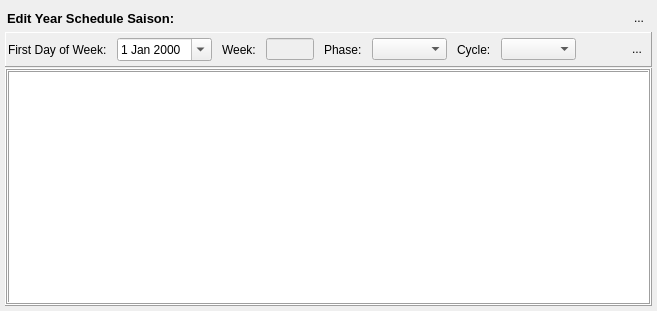
The window that dialog_addweek.ui (Tria-Andy/WorkoutEditor) describes before a commit, drawn with Qt 5.
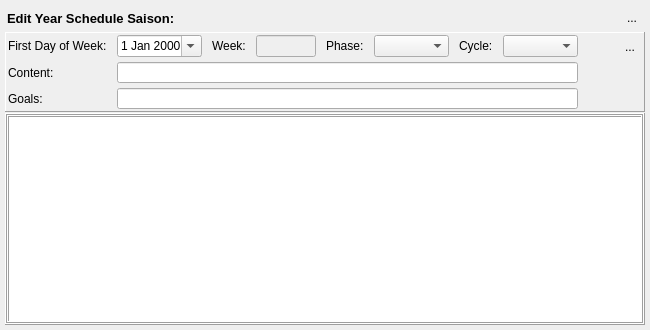
The same window after the commit. Icons and pictures are not drawn.

Commit message: Add WeekContent and Goals

Diff of the .ui file:
```diff
--- a/dialog_addweek.ui
+++ b/dialog_addweek.ui
@@ -6,8 +6,8 @@
    <rect>
     <x>0</x>
     <y>0</y>
-    <width>657</width>
-    <height>311</height>
+    <width>650</width>
+    <height>330</height>
    </rect>
   </property>
   <property name="sizePolicy">
@@ -157,7 +157,7 @@
      <property name="maximumSize">
       <size>
        <width>16777215</width>
-       <height>40</height>
+       <height>80</height>
       </size>
      </property>
      <property name="frameShape">
@@ -166,34 +166,33 @@
      <property name="frameShadow">
       <enum>QFrame::Raised</enum>
      </property>
-     <layout class="QHBoxLayout" name="horizontalLayout_2">
-      <property name="spacing">
+     <layout class="QGridLayout" name="gridLayout">
+      <property name="leftMargin">
+       <number>2</number>
+      </property>
+      <property name="topMargin">
+       <number>2</number>
+      </property>
+      <property name="rightMargin">
+       <number>2</number>
+      </property>
+      <property name="bottomMargin">
+       <number>2</number>
+      </property>
+      <property name="horizontalSpacing">
        <number>10</number>
       </property>
-      <property name="leftMargin">
-       <number>2</number>
+      <property name="verticalSpacing">
+       <number>5</number>
       </property>
-      <property name="topMargin">
-       <number>2</number>
-      </property>
-      <property name="rightMargin">
-       <number>2</number>
-      </property>
-      <property name="bottomMargin">
-       <number>2</number>
-      </property>
-      <item>
-       <widget class="QLabel" name="label_10">
-        <property name="text">
-         <string>First Day of Week:</string>
-        </property>
-        <property name="buddy">
-         <cstring>dateEdit_selectDate</cstring>
-        </property>
-       </widget>
-      </item>
-      <item>
+      <item row="0" column="1">
        <widget class="QDateEdit" name="dateEdit_selectDate">
+        <property name="minimumSize">
+         <size>
+          <width>80</width>
+          <height>0</height>
+         </size>
+        </property>
         <property name="autoFillBackground">
          <bool>false</bool>
         </property>
@@ -202,7 +201,17 @@
         </property>
        </widget>
       </item>
-      <item>
+      <item row="0" column="0">
+       <widget class="QLabel" name="label_10">
+        <property name="text">
+         <string>First Day of Week:</string>
+        </property>
+        <property name="buddy">
+         <cstring>dateEdit_selectDate</cstring>
+        </property>
+       </widget>
+      </item>
+      <item row="0" column="2">
        <widget class="QLabel" name="label_13">
         <property name="text">
          <string>Week:</string>
@@ -212,30 +221,62 @@
         </property>
        </widget>
       </item>
-      <item>
-       <widget class="QLineEdit" name="lineEdit_week">
-        <property name="enabled">
-         <bool>false</bool>
+      <item row="0" column="9">
+       <widget class="QToolButton" name="toolButton_update">
+        <property name="minimumSize">
+         <size>
+          <width>24</width>
+          <height>24</height>
+         </size>
         </property>
         <property name="maximumSize">
          <size>
-          <width>50</width>
-          <height>16777215</height>
+          <width>24</width>
+          <height>24</height>
          </size>
         </property>
-       </widget>
-      </item>
-      <item>
-       <widget class="QLabel" name="label_11">
         <property name="text">
-         <string>Phase:</string>
+         <string>...</string>
         </property>
-        <property name="buddy">
-         <cstring>comboBox_phase</cstring>
+        <property name="icon">
+         <iconset resource="resources.qrc">
+          <normaloff>:/images/icons/Refresh.png</normaloff>:/images/icons/Refresh.png</iconset>
         </property>
+        <property name="iconSize">
+         <size>
+          <width>18</width>
+          <height>18</height>
+         </size>
+        </property>
+        <property name="autoRaise">
+         <bool>true</bool>
+        </property>
        </widget>
       </item>
-      <item>
+      <item row="0" column="7">
+       <widget class="QComboBox" name="comboBox_cycle">
+        <property name="minimumSize">
+         <size>
+          <width>75</width>
+          <height>0</height>
+         </size>
+        </property>
+       </widget>
+      </item>
+      <item row="0" column="8">
+       <spacer name="horizontalSpacer_2">
+        <property name="orientation">
+         <enum>Qt::Horizontal</enum>
+        </property>
+        <property name="sizeHint" stdset="0">
+         <size>
+          <width>40</width>
+          <height>20</height>
+         </size>
+        </property>
+       </spacer>
+      </item>
+      <item row="0" column="5">
        <widget class="QComboBox" name="comboBox_phase">
         <property name="minimumSize">
          <size>
@@ -245,7 +286,7 @@
         </property>
        </widget>
       </item>
-      <item>
+      <item row="0" column="6">
        <widget class="QLabel" name="label_12">
         <property name="text">
          <string>Cycle:</string>
@@ -255,61 +296,49 @@
         </property>
        </widget>
       </item>
-      <item>
-       <widget class="QComboBox" name="comboBox_cycle">
-        <property name="minimumSize">
-         <size>
-          <width>75</width>
-          <height>0</height>
-         </size>
+      <item row="0" column="4">
+       <widget class="QLabel" name="label_11">
+        <property name="text">
+         <string>Phase:</string>
+        </property>
+        <property name="buddy">
+         <cstring>comboBox_phase</cstring>
         </property>
        </widget>
       </item>
-      <item>
-       <spacer name="horizontalSpacer_2">
-        <property name="orientation">
-         <enum>Qt::Horizontal</enum>
-        </property>
-        <property name="sizeHint" stdset="0">
-         <size>
-          <width>40</width>
-          <height>20</height>
-         </size>
-        </property>
-       </spacer>
-      </item>
-      <item>
-       <widget class="QToolButton" name="toolButton_update">
-        <property name="minimumSize">
-         <size>
-          <width>24</width>
-          <height>24</height>
-         </size>
+      <item row="0" column="3">
+       <widget class="QLineEdit" name="lineEdit_week">
+        <property name="enabled">
+         <bool>false</bool>
         </property>
         <property name="maximumSize">
          <size>
-          <width>24</width>
-          <height>24</height>
+          <width>70</width>
+          <height>16777215</height>
          </size>
         </property>
+       </widget>
+      </item>
+      <item row="1" column="0">
+       <widget class="QLabel" name="label">
         <property name="text">
-         <string>...</string>
+         <string>Content:</string>
         </property>
-        <property name="icon">
-         <iconset resource="resources.qrc">
-          <normaloff>:/images/icons/Refresh.png</normaloff>:/images/icons/Refresh.png</iconset>
+       </widget>
+      </item>
+      <item row="1" column="1" colspan="7">
+       <widget class="QLineEdit" name="lineEdit_weekContent"/>
+      </item>
+      <item row="2" column="0">
+       <widget class="QLabel" name="label_2">
+        <property name="text">
+         <string>Goals:</string>
         </property>
-        <property name="iconSize">
-         <size>
-          <width>18</width>
-          <height>18</height>
-         </size>
-        </property>
-        <property name="autoRaise">
-         <bool>true</bool>
-        </property>
        </widget>
       </item>
+      <item row="2" column="1" colspan="7">
+       <widget class="QLineEdit" name="lineEdit_weekGoals"/>
+      </item>
      </layout>
     </widget>
    </item>
```
The commit also changes 3 other files.
